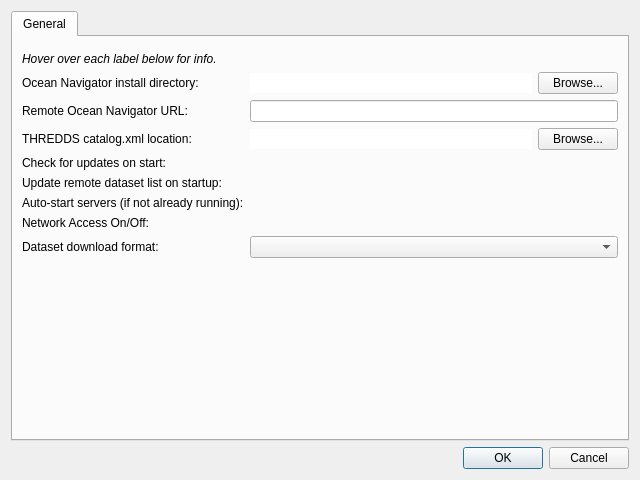
Before: the Qt Designer form app/dialogpreferences.ui in DFO-Ocean-Navigator/Navigator2Go, drawn with Qt 5.
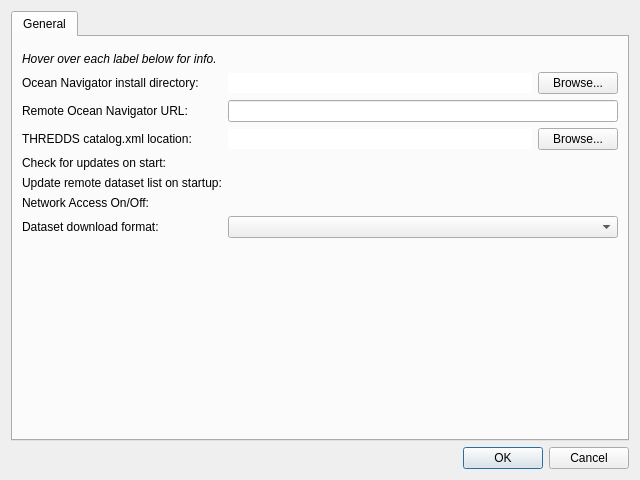
After: the same form once the commit is applied. Icons and pictures are not drawn. Custom widgets are drawn as their Qt base class.

Patch:
```diff
--- a/app/dialogpreferences.ui
+++ b/app/dialogpreferences.ui
@@ -162,19 +162,6 @@
           <widget class="SwitchWidget" name="switchUpdateDoryDatasetsOnStart" native="true"/>
          </item>
          <item row="7" column="0">
-          <widget class="QLabel" name="label_3">
-           <property name="toolTip">
-            <string>&lt;html&gt;&lt;head/&gt;&lt;body&gt;&lt;p&gt;Should the servers required to run Navigator2Go be started automatically when this program launches?&lt;/p&gt;&lt;p&gt;&lt;br/&gt;&lt;/p&gt;&lt;/body&gt;&lt;/html&gt;</string>
-           </property>
-           <property name="text">
-            <string>Auto-start servers (if not already running):</string>
-           </property>
-          </widget>
-         </item>
-         <item row="7" column="1">
-          <widget class="SwitchWidget" name="switchAutoStartServers" native="true"/>
-         </item>
-         <item row="8" column="0">
           <widget class="QLabel" name="label_4">
            <property name="toolTip">
             <string>&lt;html&gt;&lt;head/&gt;&lt;body&gt;&lt;p&gt;Toggle the network state of Navigator2Go.&lt;/p&gt;&lt;p&gt;&lt;span style=&quot; font-style:italic;&quot;&gt;All network activity from this program will cease.&lt;/span&gt;&lt;/p&gt;&lt;p&gt;This is a helpful feature if you want to isolate your Navigator system to conserve bandwidth, for example.&lt;/p&gt;&lt;/body&gt;&lt;/html&gt;</string>
@@ -184,10 +171,10 @@
            </property>
           </widget>
          </item>
-         <item row="8" column="1">
+         <item row="7" column="1">
           <widget class="SwitchWidget" name="switchOnlineOffline" native="true"/>
          </item>
-         <item row="9" column="0">
+         <item row="8" column="0">
           <widget class="QLabel" name="label_7">
            <property name="toolTip">
             <string>&lt;html&gt;&lt;head/&gt;&lt;body&gt;&lt;p&gt;The NetCDF version the downloaded files from the remote server will be in.&lt;/p&gt;&lt;p&gt;Default is NetCDF-4 for best compression and data accuracy.&lt;/p&gt;&lt;/body&gt;&lt;/html&gt;</string>
@@ -197,7 +184,7 @@
            </property>
           </widget>
          </item>
-         <item row="9" column="1">
+         <item row="8" column="1">
           <widget class="QComboBox" name="comboBoxDownloadFormat">
            <property name="focusPolicy">
             <enum>Qt::NoFocus</enum>
```
Left out of the diff: 22 changed lines with no effect on the pictures.
